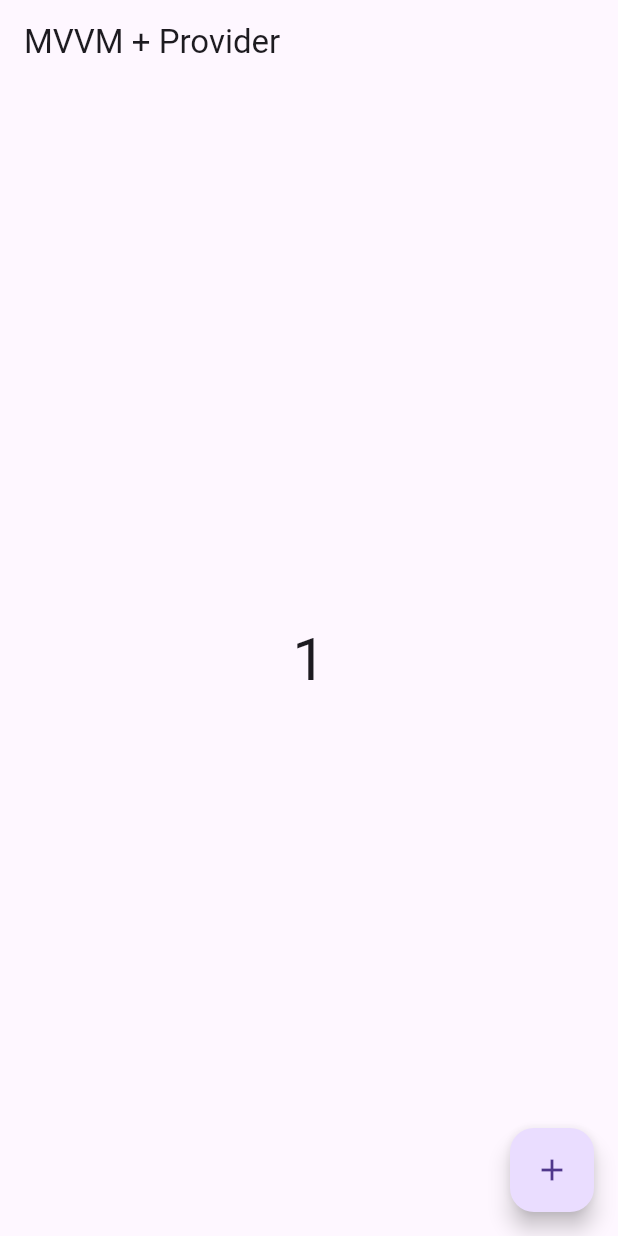
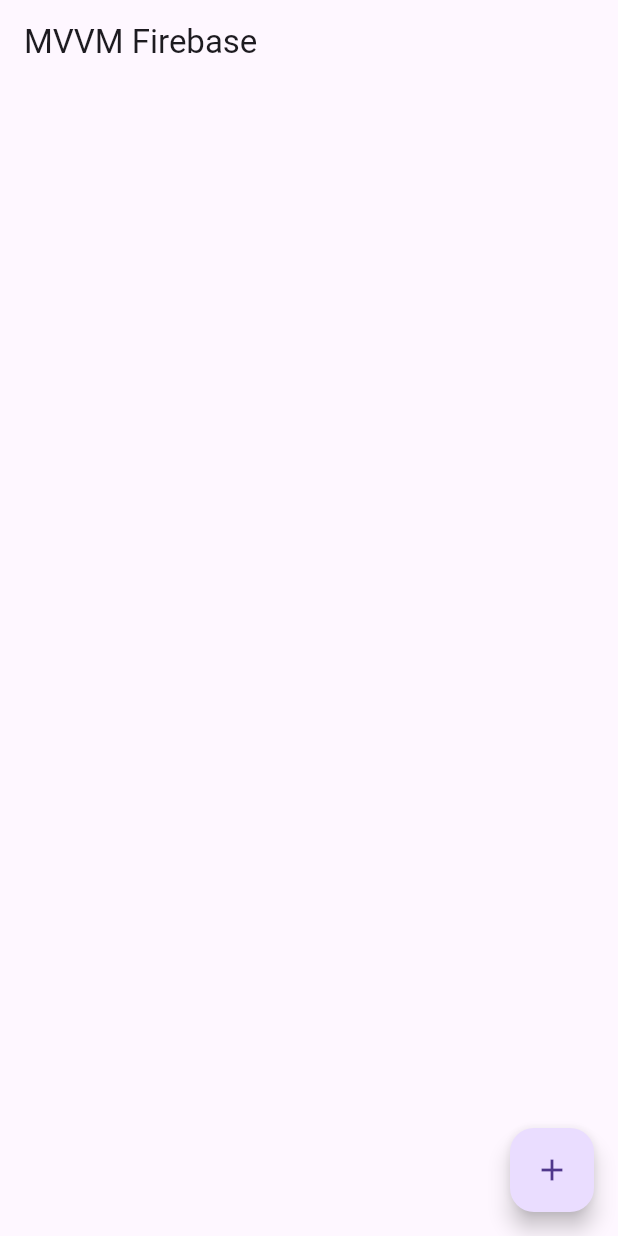
Before and after one commit to dachuacm/ejemplos, a Flutter app: the screen it shows after launch, after a tap on the "add" icon, on a phone screen of 412 x 824 dp. Run offline on Flutter 3.47's test engine with Material 3 defaults, Android fonts, the phone set to English and light mode, and no system bars; our stand-ins replace cloud_firestore, firebase_core, firebase_database; accounts and stored records are empty.

Commit message:
uso de firebase realdatabase

```diff
--- /dev/null
+++ b/ejemplo0/devtools_options.yaml
@@ -0,0 +1,3 @@
+description: This file stores settings for Dart & Flutter DevTools.
+documentation: https://docs.flutter.dev/tools/devtools/extensions#configure-extension-enablement-states
+extensions:
--- /dev/null
+++ b/ejemplo0/lib/data/datasourses/realdatabase_firebase_service.dart
@@ -0,0 +1,44 @@
+import 'package:ejemplo0/modelo/personaje.dart';
+import 'package:firebase_database/firebase_database.dart';
+
+class DatosFBrealDBService {
+  String databaseName;
+
+  DatosFBrealDBService({required this.databaseName});
+  final FirebaseDatabase _firedatabase = FirebaseDatabase.instance;
+
+  Future<void> guardarConIdAutogenerado(PersonajeFavorito pf) async {
+    DatabaseReference dbRef = _firedatabase.ref(databaseName).push();
+    dbRef.set(pf.toFirestore());
+  }
+
+  Stream<List<PersonajeFavorito>> consultarPesonajes() {
+    DatabaseReference dbRef = _firedatabase.ref(databaseName);
+    final snapshot = dbRef.get();
+
+    /*   return _dbRef.onValue.map((event) {
+      final data = event.snapshot.value as Map<dynamic, dynamic>? ?? {};
+      return data.entries.map((e) => Task.fromMap(e.value, e.key)).toList();
+    }); */
+
+    return snapshot.asStream().map((snapshot) {
+      return snapshot.children
+          .map((doc) => PersonajeFavorito.fromMap(doc))
+          .toList();
+    });
+
+    /*
+
+    if (snapshot.exists) {
+      // snapshot.children contiene la lista ordenada de nodos hijos
+      for (final child in snapshot.children) {
+        final data = child.value as Map<dynamic, dynamic>;
+
+        // Creamos el objeto y lo añadimos a nuestra lista
+        listaPersonajes.add(PersonajeFavorito.fromMap(data));
+      }
+    }
+    return listaPersonajes;
+  */
+  }
+}
--- /dev/null
+++ b/ejemplo0/lib/data/repositorios/personaje_repo.dart
@@ -0,0 +1,33 @@
+import 'package:ejemplo0/data/datasourses/realdatabase_firebase_service.dart';
+import 'package:ejemplo0/modelo/personaje.dart';
+
+class PersonajeRepo {
+  final DatosFBrealDBService _serviceFB = DatosFBrealDBService(
+    databaseName: "personajes",
+  );
+
+  // 1. CREAR (Create)
+  Future<void> addPersonaje(PersonajeFavorito pf) async {
+    await _serviceFB.guardarConIdAutogenerado(pf);
+  }
+
+  // 2. LEER (Read) - Stream en tiempo real
+  Stream<List<PersonajeFavorito>> getPersonajes() {
+    return _serviceFB.consultarPesonajes();
+  }
+
+  /*
+  // 3. ACTUALIZAR (Update)
+  Future<void> updateProduct(ProductModel product) async {
+    await _firestore
+        .collection(_collectionPath)
+        .doc(product.id)
+        .update(product.toFirestore());
+  }
+
+  // 4. BORRAR (Delete)
+  Future<void> deleteProduct(String id) async {
+    await _firestore.collection(_collectionPath).doc(id).delete();
+  }
+  */
+}
--- a/ejemplo0/lib/main.dart
+++ b/ejemplo0/lib/main.dart
@@ -1,13 +1,16 @@
-import 'package:ejemplo0/vistas/counter_screen.dart';
-import 'package:ejemplo0/vistas/view_models/counter_viewmodel.dart';
+import 'package:ejemplo0/vistas/personaje_screen.dart';
+import 'package:ejemplo0/vistas/view_models/personajes_viewmodel.dart';
+import 'package:firebase_core/firebase_core.dart';
 import 'package:flutter/material.dart';
 import 'package:provider/provider.dart';
 
-void main() {
+void main() async {
+  WidgetsFlutterBinding.ensureInitialized();
+  await Firebase.initializeApp();
   runApp(
     ChangeNotifierProvider(
-      create: (context) => CounterViewModel(),
-      child: MaterialApp(home: CounterScreen()),
+      create: (context) => PersonajesViewModel(),
+      child: MaterialApp(home: PersonajeScreen()),
     ),
   );
 }
--- /dev/null
+++ b/ejemplo0/lib/modelo/personaje.dart
@@ -0,0 +1,46 @@
+import 'package:cloud_firestore/cloud_firestore.dart';
+import 'package:firebase_database/firebase_database.dart';
+
+class PersonajeFavorito {
+  // 1. Atributos (campos)
+  String id;
+  String nombre;
+  String serie;
+  String? imagen;
+  int nivelPoder;
+  bool esProtagonista;
+
+  // 2. Constructor
+  PersonajeFavorito({
+    required this.id,
+    required this.nombre,
+    required this.serie,
+    required this.imagen,
+    this.nivelPoder = 1,
+    this.esProtagonista = false,
+  });
+
+  factory PersonajeFavorito.fromFirestore(DocumentSnapshot doc) {
+    Map data = doc.data() as Map<String, dynamic>;
+    return PersonajeFavorito(
+      id: doc.id,
+      nombre: data['nombre'] ?? '',
+      serie: data['serie'] ?? '',
+      imagen: data['imagen'],
+    );
+  }
+
+  Map<String, dynamic> toFirestore() {
+    return {'nombre': nombre, 'serie': serie, 'imagen': imagen};
+  }
+
+  factory PersonajeFavorito.fromMap(DataSnapshot datos) {
+    Map data = datos.children as Map<String, dynamic>;
+    return PersonajeFavorito(
+      id: "0",
+      nombre: data['nombre'] ?? '',
+      serie: data['serie'] ?? '',
+      imagen: data['imagen'],
+    );
+  }
+}
--- /dev/null
+++ b/ejemplo0/lib/vistas/personaje_screen.dart
@@ -0,0 +1,30 @@
+import 'package:ejemplo0/vistas/view_models/personajes_viewmodel.dart';
+import 'package:flutter/material.dart';
+import 'package:provider/provider.dart';
+
+class PersonajeScreen extends StatelessWidget {
+  const PersonajeScreen({super.key});
+
+  @override
+  Widget build(BuildContext context) {
+    final personajesVM = Provider.of<PersonajesViewModel>(context);
+
+    return Scaffold(
+      appBar: AppBar(title: Text("MVVM Firebase")),
+      body: personajesVM.isLoading
+          ? Center(child: CircularProgressIndicator())
+          : ListView.builder(
+              itemCount: personajesVM.listaPersonajes.length,
+              itemBuilder: (context, index) {
+                return ListTile(
+                  title: Text(personajesVM.listaPersonajes[index].nombre),
+                );
+              },
+            ),
+      floatingActionButton: FloatingActionButton(
+        child: const Icon(Icons.add),
+        onPressed: () => personajesVM.agregar(),
+      ),
+    );
+  }
+}
--- /dev/null
+++ b/ejemplo0/lib/vistas/view_models/personajes_viewmodel.dart
@@ -0,0 +1,43 @@
+import 'package:ejemplo0/data/repositorios/personaje_repo.dart';
+import 'package:ejemplo0/modelo/personaje.dart';
+import 'package:flutter/material.dart';
+
+class PersonajesViewModel extends ChangeNotifier {
+  final PersonajeRepo _repo = PersonajeRepo();
+
+  List<PersonajeFavorito> _personajes = [];
+  bool _isLoading = false;
+
+  List<PersonajeFavorito> get listaPersonajes => _personajes;
+  bool get isLoading => _isLoading;
+
+  PersonajesViewModel() {
+    fetchPersonajes();
+  }
+
+  void fetchPersonajes() {
+    _isLoading = true;
+    notifyListeners();
+
+    _repo.getPersonajes().listen((personajeList) {
+      _personajes = personajeList;
+      _isLoading = false;
+      notifyListeners();
+    });
+  }
+
+  Future<void> agregar() async {
+    try {
+      // El ID lo genera automáticamente Firebase al insertar
+      final nuevo = PersonajeFavorito(
+        id: '',
+        nombre: "Kiko",
+        serie: "Chavo",
+        imagen: "",
+      );
+      await _repo.addPersonaje(nuevo);
+    } catch (e) {
+      //state = AsyncValue.error(e, st);
+    }
+  }
+}
--- a/ejemplo0/pubspec.yaml
+++ b/ejemplo0/pubspec.yaml
@@ -38,6 +38,7 @@ dependencies:
   provider: ^6.0.0
   firebase_core: ^4.7.0
   cloud_firestore: ^6.3.0
+  firebase_database: ^12.3.0
 
 
 dev_dependencies:
```
Also changed, not shown: ejemplo0/lib/data/datasourses/coud_firebase_service.dart (+13 -4 lines), ejemplo0/pubspec.lock, 3 other files.
